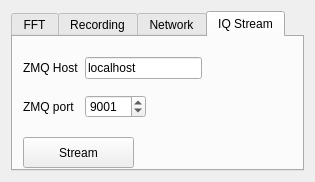
The window that src/qtgui/audio_options.ui (gqrx-sdr/gqrx) describes before a commit, drawn with Qt 5.
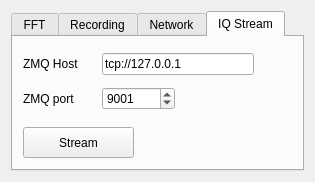
The same window after the commit. Icons and pictures are not drawn. Custom widgets are drawn as their Qt base class.

What changed in the file:
```diff
--- a/src/qtgui/audio_options.ui
+++ b/src/qtgui/audio_options.ui
@@ -321,8 +321,8 @@
         <rect>
          <x>10</x>
          <y>10</y>
-         <width>179</width>
-         <height>83</height>
+         <width>231</width>
+         <height>71</height>
         </rect>
        </property>
        <layout class="QGridLayout" name="gridLayoutZMQ">
@@ -364,7 +364,7 @@
            <string>Network host to stream to</string>
           </property>
           <property name="text">
-           <string>localhost</string>
+           <string>tcp://127.0.0.1</string>
           </property>
          </widget>
         </item>
@@ -390,7 +390,7 @@
        <property name="geometry">
         <rect>
          <x>10</x>
-         <y>100</y>
+         <y>90</y>
          <width>111</width>
          <height>31</height>
         </rect>
```
Left out of the diff: 8 changed lines with no effect on the pictures.
